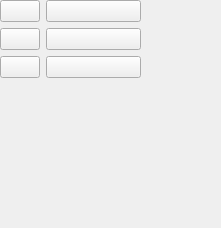
Before: the Qt Designer form SpriteEditor/toolbar.ui in prkholl24/sprite-editor, drawn with Qt 5.
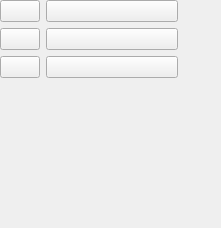
After: the same form once the commit is applied. Icons and pictures are not drawn.

Diff of the .ui file:
```diff
--- a/SpriteEditor/toolbar.ui
+++ b/SpriteEditor/toolbar.ui
@@ -18,7 +18,7 @@
     <rect>
      <x>0</x>
      <y>0</y>
-     <width>141</width>
+     <width>178</width>
      <height>201</height>
     </rect>
    </property>
```
